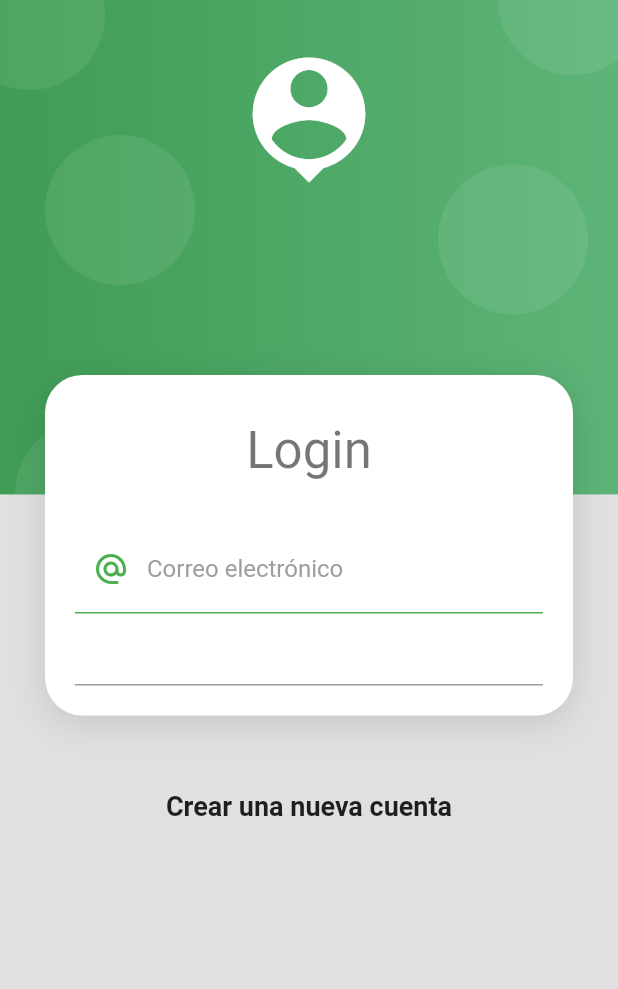
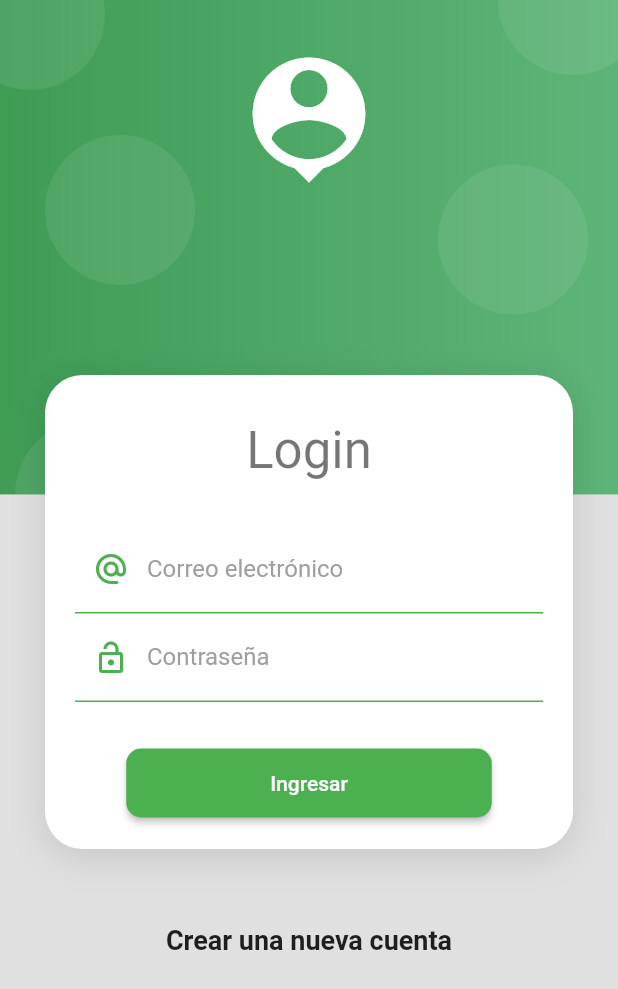
Before and after one commit to Dark-Light-20/CursoFlutter, a Flutter app: the screen it shows after launch, on a phone screen of 412 x 824 dp. Shown: the top 989 px of the screen. Run offline on Flutter 3.47's test engine with Material 2 defaults, Android fonts, the phone set to English and light mode, and no system bars; our stand-ins replace card_swiper.

Commit message:
Password input style and button

```diff
--- a/proyecto_flutter/form_app/lib/pages/login_page_context.dart
+++ b/proyecto_flutter/form_app/lib/pages/login_page_context.dart
@@ -51,8 +51,8 @@ class _LoginForm extends StatelessWidget {
               keyboardType: TextInputType.emailAddress,
               decoration: StyleDecorationsInput.loginInputDecoration(
                 hintText: 'email@mail.com',
+                prefixIcon: Icons.alternate_email_rounded,
                 labelText: 'Correo electrónico',
-                prefixIcon: Icons.alternate_email_rounded,
               ),
               validator: (value) {
                 String pattern =
@@ -62,7 +62,33 @@ class _LoginForm extends StatelessWidget {
                     ? null
                     : 'No coincide con formato de correo electrónico';
               }),
-          TextFormField()
+          TextFormField(
+            obscureText: true,
+            decoration: StyleDecorationsInput.loginInputDecoration(
+              hintText: '********',
+              labelText: 'Contraseña',
+              prefixIcon: Icons.lock_open_outlined,
+            ),
+            validator: (value) {
+              return (value != null && value.length >= 6)
+                  ? null
+                  : 'Contraseña debe ser mínima de 6 caracteres';
+            },
+          ),
+          const SizedBox(height: 30),
+          MaterialButton(
+            shape:
+                RoundedRectangleBorder(borderRadius: BorderRadius.circular(10)),
+            color: Colors.green,
+            onPressed: () {},
+            child: Container(
+              padding: const EdgeInsets.symmetric(horizontal: 80, vertical: 15),
+              child: const Text(
+                'Ingresar',
+                style: TextStyle(color: Colors.white),
+              ),
+            ),
+          )
         ]),
       ),
     );
```
